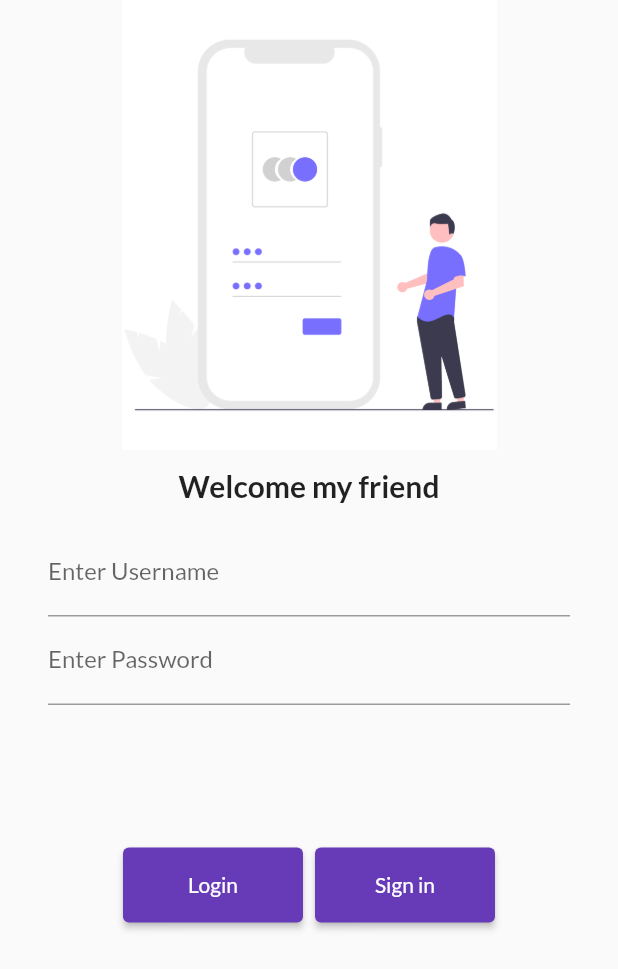
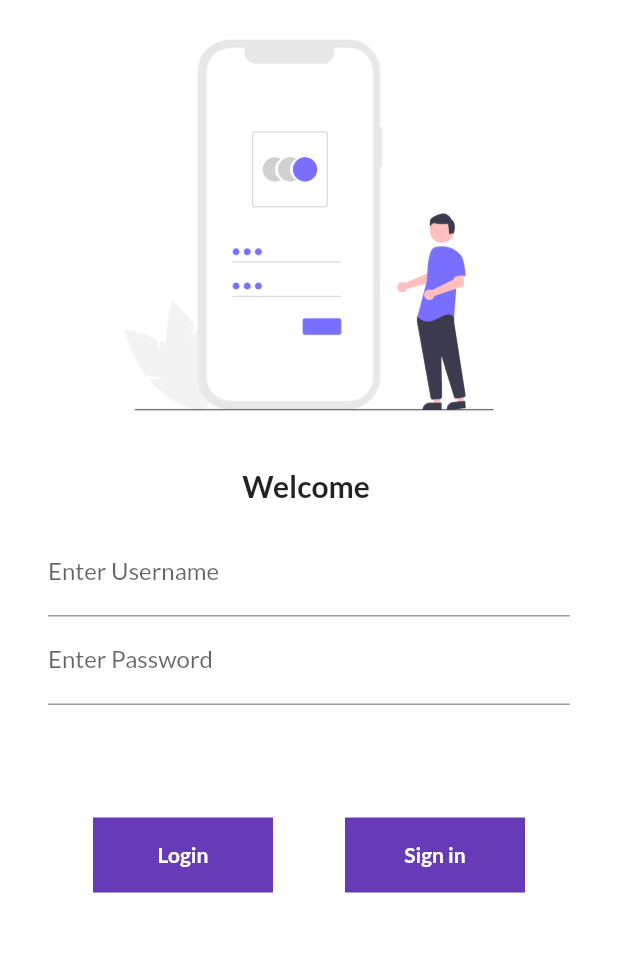
Before and after one commit to jay1906/flutter_Training-, a Flutter app: the screen it shows after launch, on a phone screen of 412 x 824 dp. Shown: the top 969 px of the screen. Run offline on Flutter 3.47's test engine with Material 2 defaults, Android fonts, the phone set to English and light mode, and no system bars; our stand-ins replace google_fonts.

Commit message:
new updates

```diff
--- a/lib/login_page.dart
+++ b/lib/login_page.dart
@@ -2,11 +2,20 @@ import 'package:flutter/material.dart';
 import 'package:my_app/home_page.dart';
 import 'package:my_app/utils/routes.dart';
 
-class LoginPage extends StatelessWidget {
+class LoginPage extends StatefulWidget {
+  @override
+  State<LoginPage> createState() => _LoginPageState();
+}
+
+class _LoginPageState extends State<LoginPage> {
+  String name = "";
   @override
   Widget build(BuildContext context) {
     return Scaffold(
-        body: Column(
+        backgroundColor: Colors.white,
+        body: SingleChildScrollView(
+          child: Container(
+            child: Column(
               children: [
                 Image.asset(
                   "assests/images/login_image.png",
@@ -20,7 +29,7 @@ class LoginPage extends StatelessWidget {
                   height: 12,
                 ),
                 Text(
-          "Welcome my friend",
+                  "Welcome $name",
                   style: TextStyle(
                     fontSize: 20,
                     fontWeight: FontWeight.bold,
@@ -28,12 +37,17 @@ class LoginPage extends StatelessWidget {
                   ),
                 ),
                 Padding(
-          padding: const EdgeInsets.symmetric(vertical: 16.0, horizontal: 32),
+                  padding: const EdgeInsets.symmetric(
+                      vertical: 16.0, horizontal: 32),
                   child: Column(
                     children: [
                       TextFormField(
                         decoration: InputDecoration(
                             hintText: "Username", labelText: "Enter Username"),
+                        onChanged: (value) {
+                          name = value;
+                          setState(() {});
+                        },
                       ),
                       TextFormField(
                         obscureText: true,
@@ -45,24 +59,51 @@ class LoginPage extends StatelessWidget {
                       ),
                       Center(
                         child: Padding(
-                  padding: const EdgeInsets.all(50.0),
+                          padding: const EdgeInsets.all(30.0),
                           child: Row(
                             mainAxisAlignment: MainAxisAlignment.spaceBetween,
                             children: [
-                      ElevatedButton(
-                        style: TextButton.styleFrom(minimumSize: Size(120, 50)),
-                        child: Text("Login"),
-                        onPressed: () {
-                          Navigator.pushNamed(context, Myroutes.HomeRoute);
-                        },
+                              //ElevatedButton(
+                              //style: TextButton.styleFrom(
+                              // minimumSize: Size(120, 50)),
+                              //child: Text("Login"),
+                              //onPressed: () {
+                              //Navigator.pushNamed(
+                              //  context, Myroutes.HomeRoute);
+                              // },
+                              // ),
+                              Container(
+                                width: 120,
+                                height: 50,
+                                color: Colors.deepPurple,
+                                alignment: Alignment.center,
+                                child: Text(
+                                  "Login",
+                                  style: TextStyle(
+                                      color: Colors.white,
+                                      fontWeight: FontWeight.bold),
                                 ),
-                      ElevatedButton(
-                        style: TextButton.styleFrom(minimumSize: Size(120, 50)),
-                        child: Text("Sign in"),
-                        onPressed: () {
-                          Text("Give your email address");
-                        },
-                      )
+                              ),
+                              Container(
+                                width: 120,
+                                height: 50,
+                                color: Colors.deepPurple,
+                                alignment: Alignment.center,
+                                child: Text(
+                                  "Sign in",
+                                  style: TextStyle(
+                                      color: Colors.white,
+                                      fontWeight: FontWeight.bold),
+                                ),
+                                //child: ElevatedButton(
+                                //style: TextButton.styleFrom(
+                                //minimumSize: Size(120, 50)),
+                                //child: Text("Sign in"),
+                                //onPressed: () {
+                                //Text("Give your email address");
+                                //},
+                              ),
+                              // )
                             ],
                           ),
                         ),
@@ -71,6 +112,8 @@ class LoginPage extends StatelessWidget {
                   ),
                 )
               ],
+            ),
+          ),
         ));
   }
 }
--- a/lib/main.dart
+++ b/lib/main.dart
@@ -1,6 +1,7 @@
 import 'package:flutter/material.dart';
 import 'package:my_app/login_page.dart';
 import 'package:google_fonts/google_fonts.dart';
+import 'package:my_app/utils/routes.dart';
 
 import 'home_page.dart';
 
@@ -21,8 +22,8 @@ class myapp extends StatelessWidget {
       initialRoute: "/login",
       routes: {
         "/": (context) => LoginPage(),
-        "/home": (context) => HomePage(),
-        "/login": (context) => LoginPage(),
+        Myroutes.HomeRoute: (context) => HomePage(),
+        Myroutes.LoginRoute: (context) => LoginPage(),
       },
     );
   }
--- /dev/null
+++ b/lib/utils/routes.dart
@@ -0,0 +1,4 @@
+class Myroutes {
+  static String LoginRoute = "/login";
+  static String HomeRoute = "/home";
+}
```
Also changed, not shown: pubspec.lock. Lines whose indentation alone changed are shown as unchanged.
